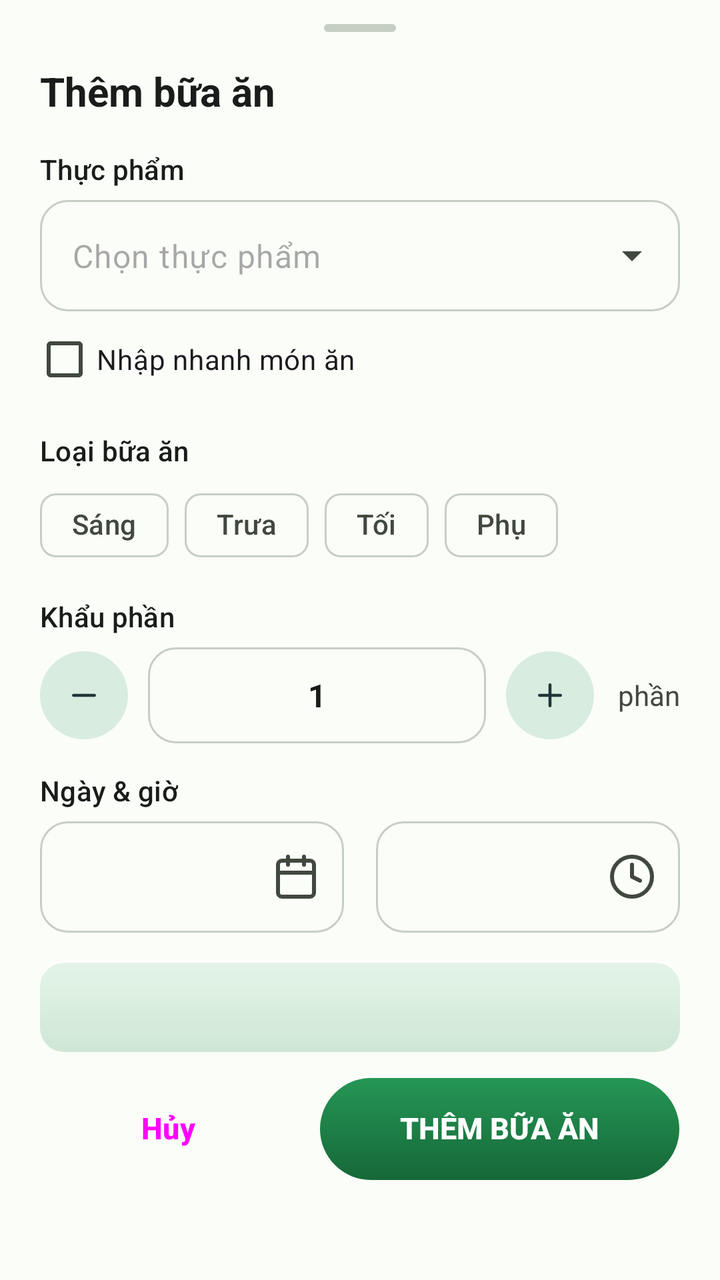
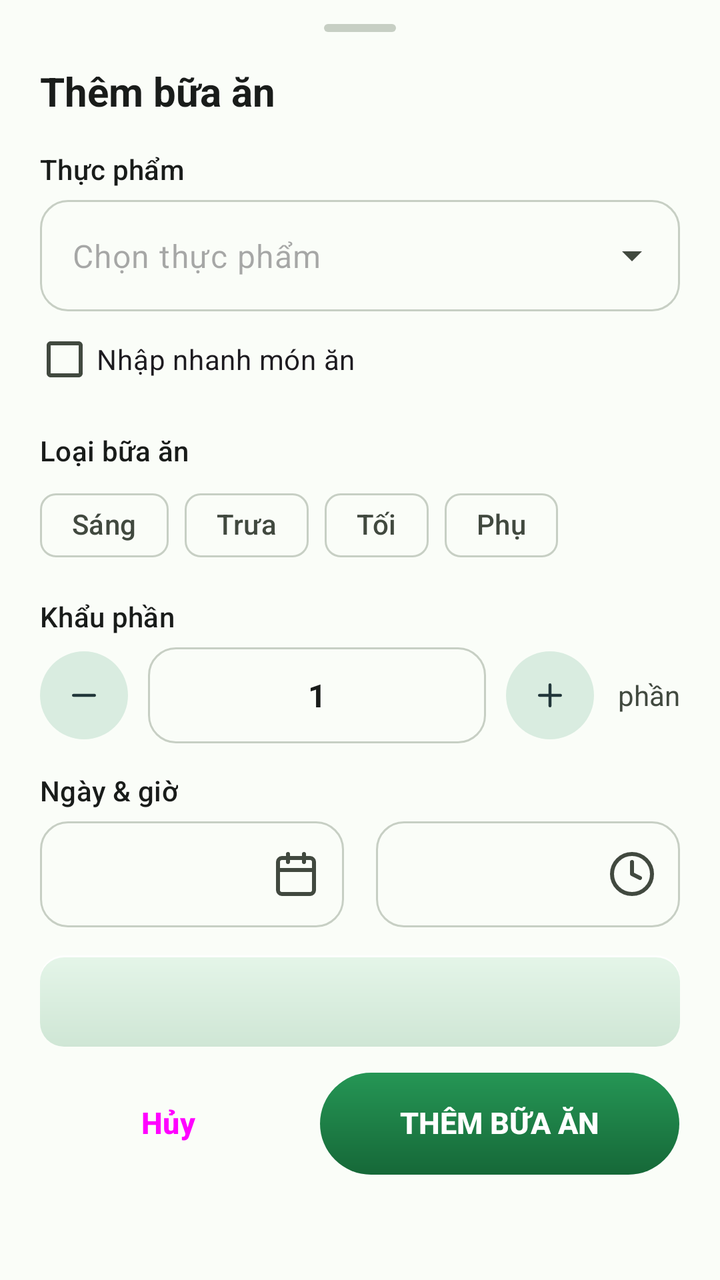

Compare the two renders of this Android layout. The source of the first and the diff that turns it into the second are given below.
<!-- AndroidManifest.xml: application theme Theme.CaloTrack -->
<!-- res/layout/dialog_add_edit_meal.xml -->
<?xml version="1.0" encoding="utf-8"?>
<androidx.core.widget.NestedScrollView xmlns:android="http://schemas.android.com/apk/res/android"
    xmlns:app="http://schemas.android.com/apk/res-auto"
    android:layout_width="match_parent"
    android:layout_height="wrap_content">

    <LinearLayout
        android:layout_width="match_parent"
        android:layout_height="wrap_content"
        android:orientation="vertical"
        android:paddingStart="20dp"
        android:paddingTop="12dp"
        android:paddingEnd="20dp"
        android:paddingBottom="20dp">

        <View
            android:layout_width="36dp"
            android:layout_height="4dp"
            android:layout_gravity="center_horizontal"
            android:background="@drawable/bg_sheet_handle" />

        <TextView
            android:id="@+id/tv_dialog_title"
            android:layout_width="wrap_content"
            android:layout_height="wrap_content"
            android:layout_marginTop="16dp"
            android:text="@string/add_meal"
            android:textColor="?attr/colorOnSurface"
            android:textSize="20sp"
            android:textStyle="bold" />

        
        <TextView
            style="@style/Widget.CaloTrack.FieldLabel"
            android:layout_marginTop="16dp"
            android:text="@string/label_food_pick" />

        <com.google.android.material.textfield.TextInputLayout
            android:id="@+id/til_food"
            style="@style/Widget.Material3.TextInputLayout.OutlinedBox.ExposedDropdownMenu"
            android:layout_width="match_parent"
            android:layout_height="wrap_content"
            android:layout_marginTop="6dp"
            app:boxCornerRadiusBottomEnd="14dp"
            app:boxCornerRadiusBottomStart="14dp"
            app:boxCornerRadiusTopEnd="14dp"
            app:boxCornerRadiusTopStart="14dp"
            app:hintEnabled="false">

            <AutoCompleteTextView
                android:id="@+id/actv_food"
                android:layout_width="match_parent"
                android:layout_height="wrap_content"
                android:hint="@string/choose_food"
                android:inputType="text"
                android:maxLines="1" />
        </com.google.android.material.textfield.TextInputLayout>

        <CheckBox
            android:id="@+id/cb_quick_entry"
            android:layout_width="wrap_content"
            android:layout_height="wrap_content"
            android:layout_marginStart="-4dp"
            android:text="@string/quick_entry" />

        <LinearLayout
            android:id="@+id/layout_quick_entry"
            android:layout_width="match_parent"
            android:layout_height="wrap_content"
            android:orientation="vertical"
            android:visibility="gone">

            <com.google.android.material.textfield.TextInputLayout
                style="@style/Widget.Material3.TextInputLayout.OutlinedBox"
                android:layout_width="match_parent"
                android:layout_height="wrap_content"
                android:hint="@string/hint_food_name"
                app:boxCornerRadiusBottomEnd="14dp"
                app:boxCornerRadiusBottomStart="14dp"
                app:boxCornerRadiusTopEnd="14dp"
                app:boxCornerRadiusTopStart="14dp">

                <com.google.android.material.textfield.TextInputEditText
                    android:id="@+id/et_quick_name"
                    android:layout_width="match_parent"
                    android:layout_height="wrap_content"
                    android:inputType="textCapSentences" />
            </com.google.android.material.textfield.TextInputLayout>

            <com.google.android.material.textfield.TextInputLayout
                style="@style/Widget.Material3.TextInputLayout.OutlinedBox"
                android:layout_width="match_parent"
                android:layout_height="wrap_content"
                android:layout_marginTop="8dp"
                android:hint="@string/hint_cal_per_serving"
                app:boxCornerRadiusBottomEnd="14dp"
                app:boxCornerRadiusBottomStart="14dp"
                app:boxCornerRadiusTopEnd="14dp"
                app:boxCornerRadiusTopStart="14dp">

                <com.google.android.material.textfield.TextInputEditText
                    android:id="@+id/et_quick_calories"
                    android:layout_width="match_parent"
                    android:layout_height="wrap_content"
                    android:inputType="numberDecimal" />
            </com.google.android.material.textfield.TextInputLayout>
        </LinearLayout>

        
        <TextView
            style="@style/Widget.CaloTrack.FieldLabel"
            android:layout_marginTop="12dp"
            android:text="@string/label_meal_type" />

        <com.google.android.material.chip.ChipGroup
            android:id="@+id/chip_meal_type"
            android:layout_width="match_parent"
            android:layout_height="wrap_content"
            android:layout_marginTop="4dp"
            app:selectionRequired="true"
            app:singleSelection="true">

            <com.google.android.material.chip.Chip
                android:id="@+id/chip_breakfast"
                style="@style/Widget.Material3.Chip.Filter"
                android:layout_width="wrap_content"
                android:layout_height="wrap_content"
                android:text="@string/meal_tag_breakfast" />

            <com.google.android.material.chip.Chip
                android:id="@+id/chip_lunch"
                style="@style/Widget.Material3.Chip.Filter"
                android:layout_width="wrap_content"
                android:layout_height="wrap_content"
                android:text="@string/meal_tag_lunch" />

            <com.google.android.material.chip.Chip
                android:id="@+id/chip_dinner"
                style="@style/Widget.Material3.Chip.Filter"
                android:layout_width="wrap_content"
                android:layout_height="wrap_content"
                android:text="@string/meal_tag_dinner" />

            <com.google.android.material.chip.Chip
                android:id="@+id/chip_snack"
                style="@style/Widget.Material3.Chip.Filter"
                android:layout_width="wrap_content"
                android:layout_height="wrap_content"
                android:text="@string/meal_tag_snack" />
        </com.google.android.material.chip.ChipGroup>

        
        <TextView
            style="@style/Widget.CaloTrack.FieldLabel"
            android:layout_marginTop="12dp"
            android:text="@string/label_portion" />

        <LinearLayout
            android:layout_width="match_parent"
            android:layout_height="wrap_content"
            android:layout_marginTop="6dp"
            android:gravity="center_vertical"
            android:orientation="horizontal">

            <com.google.android.material.button.MaterialButton
                android:id="@+id/btn_portion_minus"
                style="@style/Widget.Material3.Button.TonalButton.Icon"
                android:layout_width="44dp"
                android:layout_height="44dp"
                android:contentDescription="@string/label_portion"
                android:insetLeft="0dp"
                android:insetTop="0dp"
                android:insetRight="0dp"
                android:insetBottom="0dp"
                android:padding="0dp"
                android:stateListAnimator="@animator/uiverse_press_scale"
                app:cornerRadius="22dp"
                app:icon="@drawable/ic_remove"
                app:iconGravity="textStart"
                app:iconPadding="0dp" />

            <com.google.android.material.textfield.TextInputLayout
                android:id="@+id/til_portion"
                style="@style/Widget.Material3.TextInputLayout.OutlinedBox"
                android:layout_width="0dp"
                android:layout_height="48dp"
                android:layout_marginStart="10dp"
                android:layout_marginEnd="10dp"
                android:layout_weight="1"
                app:boxCornerRadiusBottomEnd="14dp"
                app:boxCornerRadiusBottomStart="14dp"
                app:boxCornerRadiusTopEnd="14dp"
                app:boxCornerRadiusTopStart="14dp"
                app:hintEnabled="false">

                <com.google.android.material.textfield.TextInputEditText
                    android:id="@+id/et_portion"
                    android:layout_width="match_parent"
                    android:layout_height="match_parent"
                    android:gravity="center"
                    android:inputType="numberDecimal"
                    android:maxLines="1"
                    android:paddingTop="0dp"
                    android:paddingBottom="0dp"
                    android:text="1"
                    android:textStyle="bold" />
            </com.google.android.material.textfield.TextInputLayout>

            <com.google.android.material.button.MaterialButton
                android:id="@+id/btn_portion_plus"
                style="@style/Widget.Material3.Button.TonalButton.Icon"
                android:layout_width="44dp"
                android:layout_height="44dp"
                android:contentDescription="@string/label_portion"
                android:insetLeft="0dp"
                android:insetTop="0dp"
                android:insetRight="0dp"
                android:insetBottom="0dp"
                android:padding="0dp"
                android:stateListAnimator="@animator/uiverse_press_scale"
                app:cornerRadius="22dp"
                app:icon="@drawable/ic_add"
                app:iconGravity="textStart"
                app:iconPadding="0dp" />

            <TextView
                android:id="@+id/tv_portion_unit"
                android:layout_width="wrap_content"
                android:layout_height="wrap_content"
                android:layout_marginStart="12dp"
                android:text="@string/portion_unit_label"
                android:textColor="?attr/colorOnSurfaceVariant"
                android:textSize="14sp" />
        </LinearLayout>

        
        <TextView
            style="@style/Widget.CaloTrack.FieldLabel"
            android:layout_marginTop="14dp"
            android:text="@string/label_datetime" />

        <LinearLayout
            android:layout_width="match_parent"
            android:layout_height="wrap_content"
            android:layout_marginTop="6dp"
            android:orientation="horizontal">

            <com.google.android.material.textfield.TextInputLayout
                android:id="@+id/til_meal_date"
                style="@style/Widget.Material3.TextInputLayout.OutlinedBox"
                android:layout_width="0dp"
                android:layout_height="wrap_content"
                android:layout_marginEnd="8dp"
                android:layout_weight="1"
                app:boxCornerRadiusBottomEnd="14dp"
                app:boxCornerRadiusBottomStart="14dp"
                app:boxCornerRadiusTopEnd="14dp"
                app:boxCornerRadiusTopStart="14dp"
                app:endIconDrawable="@drawable/ic_calendar"
                app:endIconMode="custom"
                app:hintEnabled="false">

                <com.google.android.material.textfield.TextInputEditText
                    android:id="@+id/et_meal_date"
                    android:layout_width="match_parent"
                    android:layout_height="wrap_content"
                    android:focusable="false"
                    android:inputType="none"
                    android:maxLines="1" />
            </com.google.android.material.textfield.TextInputLayout>

            <com.google.android.material.textfield.TextInputLayout
                android:id="@+id/til_meal_time"
                style="@style/Widget.Material3.TextInputLayout.OutlinedBox"
                android:layout_width="0dp"
                android:layout_height="wrap_content"
                android:layout_marginStart="8dp"
                android:layout_weight="1"
                app:boxCornerRadiusBottomEnd="14dp"
                app:boxCornerRadiusBottomStart="14dp"
                app:boxCornerRadiusTopEnd="14dp"
                app:boxCornerRadiusTopStart="14dp"
                app:endIconDrawable="@drawable/ic_clock"
                app:endIconMode="custom"
                app:hintEnabled="false">

                <com.google.android.material.textfield.TextInputEditText
                    android:id="@+id/et_meal_time"
                    android:layout_width="match_parent"
                    android:layout_height="wrap_content"
                    android:focusable="false"
                    android:inputType="none"
                    android:maxLines="1" />
            </com.google.android.material.textfield.TextInputLayout>
        </LinearLayout>

        <TextView
            android:id="@+id/tv_computed_calories"
            android:layout_width="match_parent"
            android:layout_height="wrap_content"
            android:layout_marginTop="14dp"
            android:background="@drawable/bg_date_block"
            android:fontFeatureSettings="tnum"
            android:gravity="center"
            android:padding="12dp"
            android:textColor="?attr/colorOnPrimaryContainer"
            android:textSize="16sp" />

        <LinearLayout
            android:layout_width="match_parent"
            android:layout_height="wrap_content"
            android:layout_marginTop="12dp"
            android:orientation="horizontal">

            <Button
                android:id="@+id/btn_cancel_meal"
                style="@style/Widget.Material3.Button.TextButton"
                android:layout_width="0dp"
                android:layout_height="52dp"
                android:layout_weight="1"
                android:text="@string/cancel"
                android:textSize="15sp"
                android:textStyle="bold" />

            <Button
                android:id="@+id/btn_save_meal"
                android:layout_width="0dp"
                android:layout_height="52dp"
                android:layout_marginStart="12dp"
                android:layout_weight="1.4"
                android:background="@drawable/bg_btn_primary_softtech"
                android:stateListAnimator="@animator/uiverse_press_scale"
                android:text="@string/add_meal_confirm"
                android:textColor="?attr/colorOnPrimary"
                android:textSize="15sp"
                android:textStyle="bold"
                app:backgroundTint="@null" />
        </LinearLayout>
    </LinearLayout>
</androidx.core.widget.NestedScrollView>
<!-- resources referenced by this layout -->
<resources>
  <!-- drawable bg_sheet_handle (drawable) -->
  <?xml version="1.0" encoding="utf-8"?>
  <shape xmlns:android="http://schemas.android.com/apk/res/android"
      android:shape="rectangle">
      <corners android:radius="2dp" />
      <solid android:color="?attr/colorOutline" />
  </shape>
  <!-- drawable ic_add (drawable) -->
  <vector xmlns:android="http://schemas.android.com/apk/res/android"
      android:width="24dp"
      android:height="24dp"
      android:viewportWidth="24"
      android:viewportHeight="24">
      <path
          android:fillColor="#00000000"
          android:pathData="M5,12h14M12,5v14"
          android:strokeWidth="2"
          android:strokeColor="#FF000000"
          android:strokeLineCap="round"
          android:strokeLineJoin="round" />
  </vector>
  <!-- drawable ic_remove (drawable) -->
  <vector xmlns:android="http://schemas.android.com/apk/res/android"
      android:width="24dp"
      android:height="24dp"
      android:viewportWidth="24"
      android:viewportHeight="24">
      <path
          android:fillColor="#00000000"
          android:pathData="M5,12h14"
          android:strokeWidth="2"
          android:strokeColor="#FF000000"
          android:strokeLineCap="round"
          android:strokeLineJoin="round" />
  </vector>
  <string name="add_meal">Thêm bữa ăn</string>
  <string name="add_meal_confirm">Thêm bữa ăn</string>
  <string name="cancel">Hủy</string>
  <string name="choose_food">Chọn thực phẩm</string>
  <string name="hint_cal_per_serving">Calo mỗi khẩu phần</string>
  <string name="hint_food_name">Tên món ăn</string>
  <string name="label_datetime">Ngày &amp; giờ</string>
  <string name="label_food_pick">Thực phẩm</string>
  <string name="label_meal_type">Loại bữa ăn</string>
  <string name="label_portion">Khẩu phần</string>
  <string name="meal_tag_breakfast">Sáng</string>
  <string name="meal_tag_dinner">Tối</string>
  <string name="meal_tag_lunch">Trưa</string>
  <string name="meal_tag_snack">Phụ</string>
  <string name="portion_unit_label">phần</string>
  <string name="quick_entry">Nhập nhanh món ăn</string>
  <style name="Widget.CaloTrack.FieldLabel" parent="">
          <item name="android:layout_width">wrap_content</item>
          <item name="android:layout_height">wrap_content</item>
          <item name="android:textAppearance">?attr/textAppearanceLabelLarge</item>
          <item name="android:textColor">?attr/colorOnSurface</item>
      </style>
  <color name="btn_primary_rim">#59FFFFFF</color>
  <color name="btn_primary_bottom">#166838</color>
  <color name="btn_primary_top">#259655</color>
  <color name="card_rim_top">#E6FFFFFF</color>
  <color name="badge_grad_bottom">#CFE6D5</color>
  <color name="badge_grad_top">#E4F5E8</color>
  <color name="proto_primary">#1b7a43</color>
  <color name="proto_on_primary">#ffffff</color>
  <color name="proto_primary_container">#c9f2cf</color>
  <color name="proto_on_primary_container">#05421f</color>
  <color name="proto_secondary_container">#d9ece0</color>
  <color name="proto_on_secondary_container">#21363a</color>
  <color name="proto_surface">#fafdf8</color>
  <color name="proto_on_surface">#191c1a</color>
  <color name="proto_surface_variant">#eef2ea</color>
  <color name="proto_on_surface_variant">#41493f</color>
  <color name="proto_surface_container">#f2f5ef</color>
  <color name="proto_surface_container_high">#e9eee5</color>
  <color name="proto_outline">#c7cfc4</color>
  <color name="proto_outline_variant">#e0e6dc</color>
  <color name="proto_error">#ba1a1a</color>
  <color name="proto_error_container">#ffdad6</color>
  <style name="Widget.CaloTrack.BottomNavigationView" parent="Widget.Material3.BottomNavigationView">
          <item name="itemActiveIndicatorStyle">@style/Widget.CaloTrack.BottomNavActiveIndicator</item>
      </style>
  <style name="Widget.CaloTrack.BottomNavActiveIndicator" parent="Widget.Material3.BottomNavigationView.ActiveIndicator">
          <item name="android:color">?attr/colorSecondaryContainer</item>
      </style>
  <!-- unchanged entries left out for length: 5 -->
</resources>

<!-- the commit's change to res/layout/dialog_add_edit_meal.xml (unified diff, before → after) -->
@@ -265,8 +265,11 @@
                     android:layout_width="match_parent"
                     android:layout_height="wrap_content"
                     android:focusable="false"
+                    android:fontFeatureSettings="tnum"
                     android:inputType="none"
-                    android:maxLines="1" />
+                    android:maxLines="1"
+                    android:singleLine="true"
+                    android:textSize="14sp" />
             </com.google.android.material.textfield.TextInputLayout>
 
             <com.google.android.material.textfield.TextInputLayout
@@ -289,8 +292,11 @@
                     android:layout_width="match_parent"
                     android:layout_height="wrap_content"
                     android:focusable="false"
+                    android:fontFeatureSettings="tnum"
                     android:inputType="none"
-                    android:maxLines="1" />
+                    android:maxLines="1"
+                    android:singleLine="true"
+                    android:textSize="14sp" />
             </com.google.android.material.textfield.TextInputLayout>
         </LinearLayout>
 
